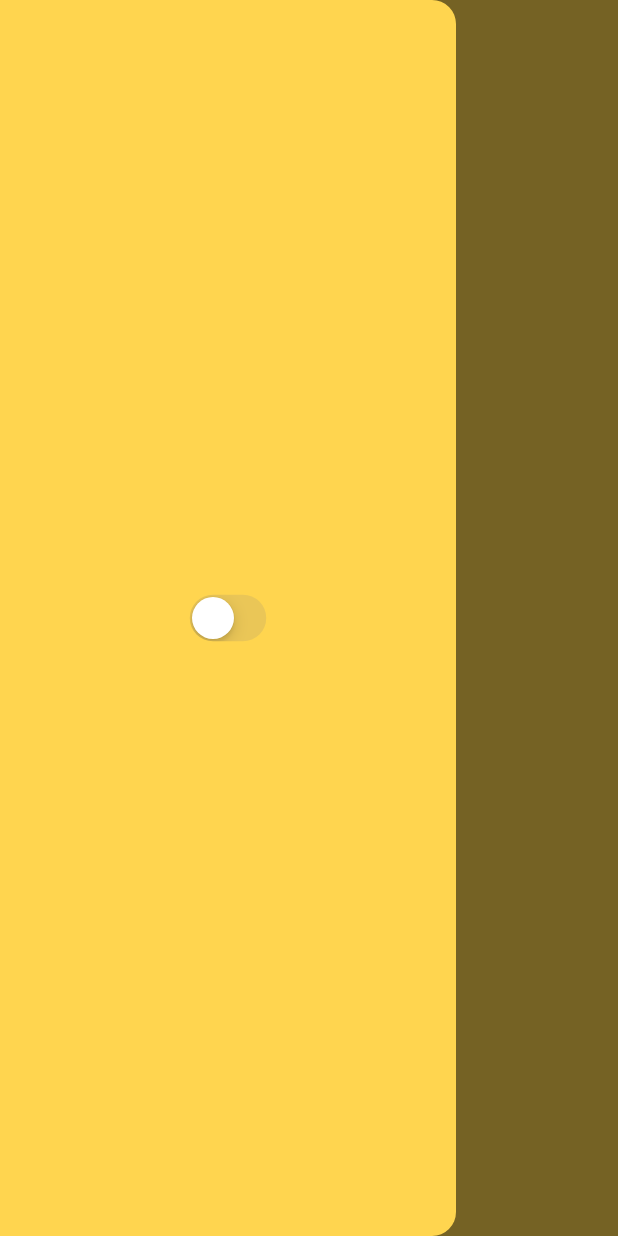
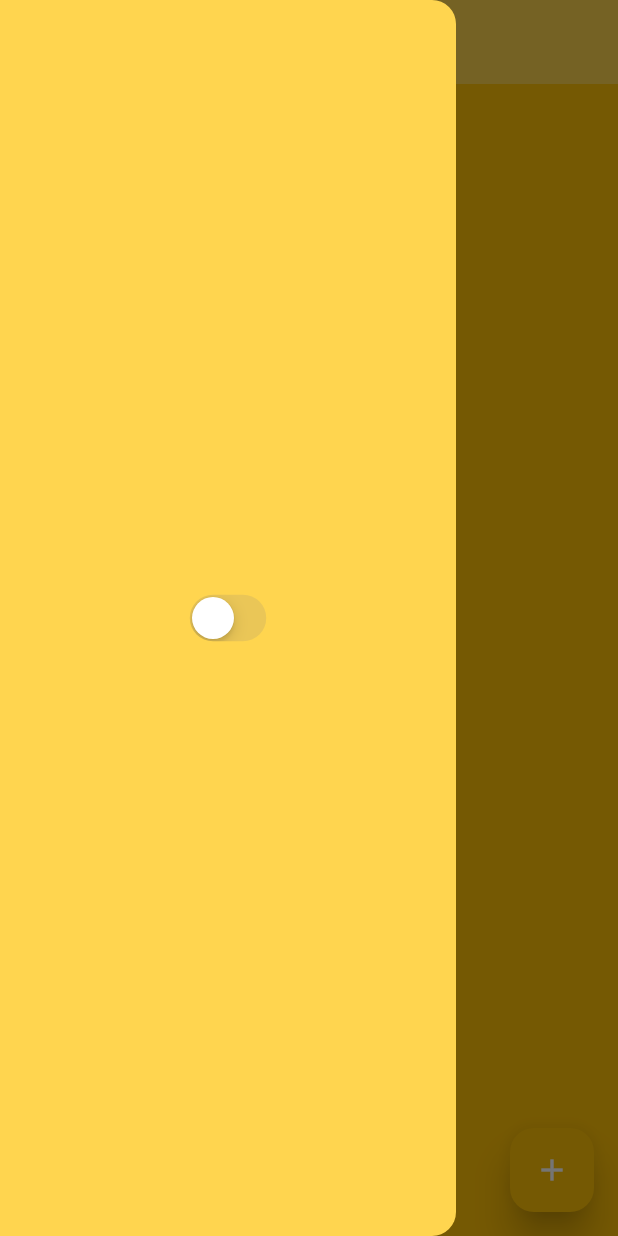
Before and after one commit to Chetan-KH511/habittrackker, a Flutter app: the screen it shows after launch, with the side drawer open, on a phone screen of 412 x 824 dp. Run offline on Flutter 3.47's test engine with Material 3 defaults, Android fonts, the light colour scheme and no system bars; our stand-ins replace isar; accounts and stored records are empty; generated files the repository leaves out were written again.

Commit message:
CRUD operations, only C&R working

```diff
--- /dev/null
+++ b/lib/screens/functions/drawer.dart
@@ -0,0 +1,22 @@
+import 'package:flutter/cupertino.dart';
+import 'package:flutter/material.dart';
+import 'package:habittrackker/screens/theme/theme_provider.dart';
+import 'package:provider/provider.dart';
+
+class Mydrawer extends StatelessWidget {
+  const Mydrawer({super.key});
+
+  @override
+  Widget build(BuildContext context) {
+    return Drawer(
+        backgroundColor: Theme.of(context).colorScheme.surface,
+        child: Center(
+          child: CupertinoSwitch(
+            value: Provider.of<ThemeProvider>(context).isDark,
+            onChanged: (value) =>
+                Provider.of<ThemeProvider>(context, listen: false).switchTheme(),
+          ),
+        ),
+      );
+  }
+}
--- a/lib/screens/homepage.dart
+++ b/lib/screens/homepage.dart
@@ -1,6 +1,8 @@
-import 'package:flutter/cupertino.dart';
 import 'package:flutter/material.dart';
-import 'package:habittrackker/screens/theme/theme_provider.dart';
+import 'package:habittrackker/database/habit_database.dart';
+import 'package:habittrackker/datamodel/habit.dart';
+import 'package:habittrackker/screens/functions/drawer.dart';
+import 'package:habittrackker/screens/functions/habit_util.dart';
 import 'package:provider/provider.dart';
 
 class Homepage extends StatefulWidget {
@@ -12,19 +14,93 @@ class Homepage extends StatefulWidget {
 
 class _HomepageState extends State<Homepage> {
   @override
-  Widget build(BuildContext context) {
-    return Scaffold(
-      appBar: AppBar(),
-      drawer: Drawer(
-        backgroundColor: Theme.of(context).colorScheme.surface,
-        child: Center(
-          child: CupertinoSwitch(
-            value: Provider.of<ThemeProvider>(context).isDark,
-            onChanged: (value) =>
-                Provider.of<ThemeProvider>(context, listen: false).switchTheme(),
+  void initState() {
+    //read habits on startup
+    Provider.of<HabitDatabase>(context, listen: false).readHabits();
+
+
+    super.initState();
+  }
+
+
+
+
+  //text controller for value input
+  final TextEditingController textController = TextEditingController();
+
+  void createNewhabit() {
+    showDialog(
+      context: context,
+      builder: (context) => AlertDialog(
+        content: TextField(
+          controller: textController,
+          decoration: const InputDecoration(
+            hintText: "Enter the new habit",
           ),
         ),
+        actions: [
+          MaterialButton(
+            onPressed: () {
+              //get new habit name
+              String newHabitname = textController.text;
+
+              //save to db
+              context.read<HabitDatabase>().addHabit(newHabitname);
+
+              //pop box
+              Navigator.pop(context);
+
+              //clear controller
+              textController.clear();
+            },
+            child: const Text("Save"),
+          ),
+          MaterialButton(
+            onPressed: () {
+              Navigator.pop(context);
+
+              textController.clear();
+            },child: const Text('Cancel'),
+          )
+        ],
       ),
     );
   }
+
+  @override
+  Widget build(BuildContext context) {
+    return Scaffold(
+      backgroundColor: Theme.of(context).colorScheme.tertiary,
+      appBar: AppBar(),
+      drawer: const Mydrawer(),
+      floatingActionButton: FloatingActionButton(
+        onPressed: createNewhabit,
+        elevation: 10,
+        backgroundColor: Theme.of(context).colorScheme.tertiary,
+        child: const Icon(Icons.add),
+      ),
+      body: _buildHabitlist(),
+    );
+  }
+
+
+  Widget _buildHabitlist () {
+    //habit db
+    final habitDatabase = context.watch<HabitDatabase>();
+
+    //current habits
+    List<Habit> currentHabits = habitDatabase.currentHabits;
+
+    //return list of habits UI
+    return ListView.builder(
+      itemCount: currentHabits.length,
+      itemBuilder: (context, index) {
+        final habit = currentHabits[index];
+
+        bool isCompletedToday = isHabitCompletedToday(habit.completedDays);
+
+        return ListTile(title: Text(habit.name),);
+
+    },);
+  }
 }
```
Also changed, not shown: lib/screens/functions/habit_util.dart (added, +7 -0 lines), lib/datamodel/habit.g.dart.
